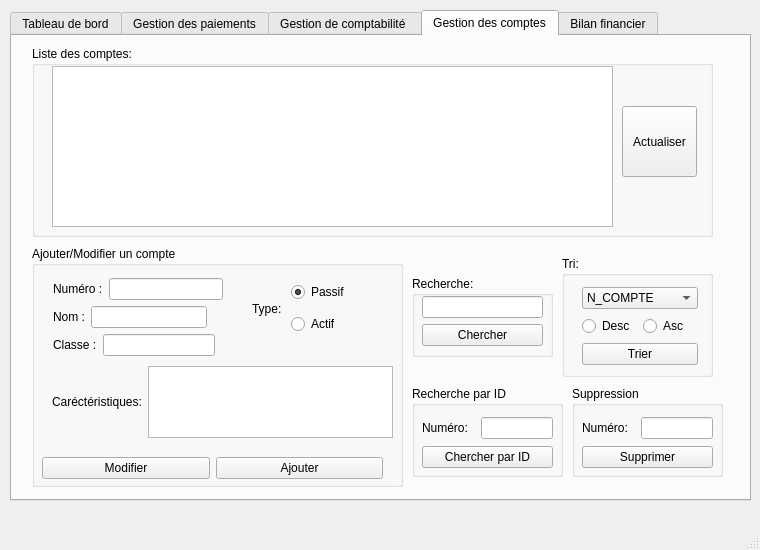
First picture: the form in mainwindow.ui, repository Khouini/Gestion-Fiance-Qt, before the edit.
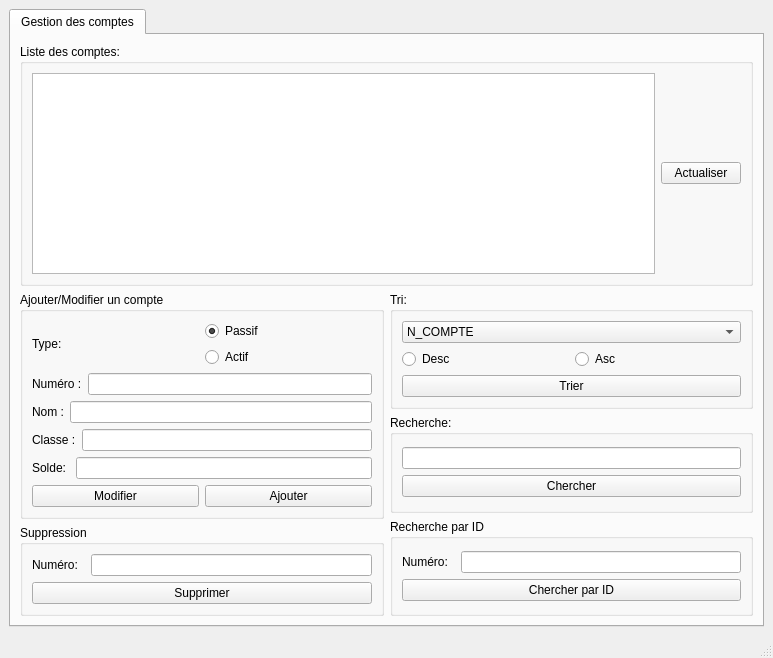
Second picture: the form after the edit.

```diff
--- a/mainwindow.ui
+++ b/mainwindow.ui
@@ -6,505 +6,55 @@
    <rect>
     <x>0</x>
     <y>0</y>
-    <width>760</width>
-    <height>550</height>
+    <width>773</width>
+    <height>658</height>
    </rect>
   </property>
   <property name="windowTitle">
    <string>MainWindow</string>
   </property>
   <widget class="QWidget" name="centralwidget">
+   <layout class="QVBoxLayout" name="verticalLayout_11">
+    <item>
    <widget class="QTabWidget" name="tabWidget">
-    <property name="geometry">
-     <rect>
-      <x>10</x>
-      <y>10</y>
-      <width>741</width>
-      <height>491</height>
-     </rect>
-    </property>
     <property name="currentIndex">
-     <number>3</number>
-    </property>
-    <widget class="QWidget" name="tab_5">
-     <attribute name="title">
-      <string>Tableau de bord</string>
-     </attribute>
-     <widget class="QTableView" name="tableView_5">
-      <property name="geometry">
-       <rect>
-        <x>10</x>
-        <y>10</y>
-        <width>691</width>
-        <height>381</height>
-       </rect>
-      </property>
-     </widget>
-    </widget>
-    <widget class="QWidget" name="tab">
-     <attribute name="title">
-      <string>Gestion des paiements</string>
-     </attribute>
-     <widget class="QGroupBox" name="groupBox">
-      <property name="geometry">
-       <rect>
-        <x>10</x>
-        <y>10</y>
-        <width>691</width>
-        <height>521</height>
-       </rect>
-      </property>
-      <property name="title">
-       <string>Liste des paiements</string>
-      </property>
-      <widget class="QTableView" name="tableView_2">
-       <property name="geometry">
-        <rect>
-         <x>15</x>
-         <y>20</y>
-         <width>661</width>
-         <height>171</height>
-        </rect>
-       </property>
-      </widget>
-      <widget class="QPushButton" name="pushButton">
-       <property name="geometry">
-        <rect>
-         <x>490</x>
-         <y>200</y>
-         <width>181</width>
-         <height>23</height>
-        </rect>
-       </property>
-       <property name="text">
-        <string>Enregistrer la piéce justificative</string>
-       </property>
-      </widget>
-      <widget class="QGroupBox" name="groupBox_6">
-       <property name="geometry">
-        <rect>
-         <x>59</x>
-         <y>230</y>
-         <width>131</width>
-         <height>91</height>
-        </rect>
-       </property>
-       <property name="title">
-        <string>Recherche:</string>
-       </property>
-       <widget class="QLineEdit" name="lineEdit_2">
-        <property name="geometry">
-         <rect>
-          <x>10</x>
-          <y>20</y>
-          <width>113</width>
-          <height>20</height>
-         </rect>
-        </property>
-       </widget>
-       <widget class="QPushButton" name="pushButton_8">
-        <property name="geometry">
-         <rect>
-          <x>30</x>
-          <y>50</y>
-          <width>75</width>
-          <height>23</height>
-         </rect>
-        </property>
-        <property name="text">
-         <string>Chercher</string>
-        </property>
-       </widget>
-      </widget>
-      <widget class="QGroupBox" name="groupBox_7">
-       <property name="geometry">
-        <rect>
-         <x>220</x>
-         <y>230</y>
-         <width>131</width>
-         <height>111</height>
-        </rect>
-       </property>
-       <property name="title">
-        <string>Tri:</string>
-       </property>
-       <widget class="QComboBox" name="comboBox">
-        <property name="geometry">
-         <rect>
-          <x>10</x>
-          <y>20</y>
-          <width>62</width>
-          <height>22</height>
-         </rect>
-        </property>
-        <item>
-         <property name="text">
-          <string>Nom</string>
-         </property>
-        </item>
-        <item>
-         <property name="text">
-          <string>Date</string>
-         </property>
-        </item>
-       </widget>
-       <widget class="QWidget" name="horizontalLayoutWidget_3">
-        <property name="geometry">
-         <rect>
-          <x>10</x>
-          <y>50</y>
-          <width>101</width>
-          <height>22</height>
-         </rect>
-        </property>
-        <layout class="QHBoxLayout" name="horizontalLayout_3">
-         <item>
-          <widget class="QRadioButton" name="radioButton_4">
-           <property name="text">
-            <string>Desc</string>
-           </property>
-          </widget>
-         </item>
-         <item>
-          <widget class="QRadioButton" name="radioButton_3">
-           <property name="text">
-            <string>Asc</string>
-           </property>
-          </widget>
-         </item>
-        </layout>
-       </widget>
-       <widget class="QPushButton" name="pushButton_7">
-        <property name="geometry">
-         <rect>
-          <x>30</x>
-          <y>80</y>
-          <width>75</width>
-          <height>23</height>
-         </rect>
-        </property>
-        <property name="text">
-         <string>Valider</string>
-        </property>
-       </widget>
-      </widget>
-     </widget>
-    </widget>
-    <widget class="QWidget" name="tab_4">
-     <attribute name="title">
-      <string>Gestion de comptabilité </string>
-     </attribute>
-     <widget class="QGroupBox" name="groupBox_4">
-      <property name="geometry">
-       <rect>
-        <x>10</x>
-        <y>10</y>
-        <width>681</width>
-        <height>201</height>
-       </rect>
-      </property>
-      <property name="title">
-       <string>Affichage</string>
-      </property>
-      <widget class="QTableView" name="tableView_3">
-       <property name="geometry">
-        <rect>
-         <x>10</x>
-         <y>20</y>
-         <width>661</width>
-         <height>171</height>
-        </rect>
-       </property>
-      </widget>
-     </widget>
-     <widget class="QGroupBox" name="groupBox_5">
-      <property name="geometry">
-       <rect>
-        <x>340</x>
-        <y>220</y>
-        <width>191</width>
-        <height>131</height>
-       </rect>
-      </property>
-      <property name="title">
-       <string>Manipulation</string>
-      </property>
-      <widget class="QWidget" name="horizontalLayoutWidget">
-       <property name="geometry">
-        <rect>
-         <x>10</x>
-         <y>20</y>
-         <width>160</width>
-         <height>31</height>
-        </rect>
-       </property>
-       <layout class="QHBoxLayout" name="horizontalLayout">
-        <item>
-         <widget class="QLabel" name="label">
-          <property name="text">
-           <string>Montant:</string>
-          </property>
-         </widget>
-        </item>
-        <item>
-         <widget class="QLineEdit" name="lineEdit"/>
-        </item>
-       </layout>
-      </widget>
-      <widget class="QWidget" name="horizontalLayoutWidget_2">
-       <property name="geometry">
-        <rect>
-         <x>10</x>
-         <y>60</y>
-         <width>174</width>
-         <height>31</height>
-        </rect>
-       </property>
-       <layout class="QHBoxLayout" name="horizontalLayout_2">
-        <item>
-         <widget class="QRadioButton" name="radioButton_2">
-          <property name="text">
-           <string>Créditer</string>
-          </property>
-         </widget>
-        </item>
-        <item>
-         <widget class="QRadioButton" name="radioButton">
-          <property name="text">
-           <string>Débiter</string>
-          </property>
-         </widget>
-        </item>
-       </layout>
-      </widget>
-      <widget class="QPushButton" name="pushButton_6">
-       <property name="geometry">
-        <rect>
-         <x>50</x>
-         <y>100</y>
-         <width>75</width>
-         <height>23</height>
-        </rect>
-       </property>
-       <property name="text">
-        <string>Valider</string>
-       </property>
-      </widget>
-     </widget>
-     <widget class="QGroupBox" name="groupBox_8">
-      <property name="geometry">
-       <rect>
-        <x>29</x>
-        <y>220</y>
-        <width>131</width>
-        <height>91</height>
-       </rect>
-      </property>
-      <property name="title">
-       <string>Recherche:</string>
-      </property>
-      <widget class="QLineEdit" name="lineEdit_3">
-       <property name="geometry">
-        <rect>
-         <x>10</x>
-         <y>20</y>
-         <width>113</width>
-         <height>20</height>
-        </rect>
-       </property>
-      </widget>
-      <widget class="QPushButton" name="pushButton_9">
-       <property name="geometry">
-        <rect>
-         <x>30</x>
-         <y>50</y>
-         <width>75</width>
-         <height>23</height>
-        </rect>
-       </property>
-       <property name="text">
-        <string>Chercher</string>
-       </property>
-      </widget>
-     </widget>
-     <widget class="QGroupBox" name="groupBox_9">
-      <property name="geometry">
-       <rect>
-        <x>190</x>
-        <y>220</y>
-        <width>131</width>
-        <height>111</height>
-       </rect>
-      </property>
-      <property name="title">
-       <string>Tri:</string>
-      </property>
-      <widget class="QComboBox" name="comboBox_2">
-       <property name="geometry">
-        <rect>
-         <x>10</x>
-         <y>20</y>
-         <width>62</width>
-         <height>22</height>
-        </rect>
-       </property>
-       <item>
-        <property name="text">
-         <string>Nom</string>
-        </property>
-       </item>
-       <item>
-        <property name="text">
-         <string>Date</string>
-        </property>
-       </item>
-      </widget>
-      <widget class="QWidget" name="horizontalLayoutWidget_5">
-       <property name="geometry">
-        <rect>
-         <x>10</x>
-         <y>50</y>
-         <width>101</width>
-         <height>22</height>
-        </rect>
-       </property>
-       <layout class="QHBoxLayout" name="horizontalLayout_5">
-        <item>
-         <widget class="QRadioButton" name="radioButton_5">
-          <property name="text">
-           <string>Desc</string>
-          </property>
-         </widget>
-        </item>
-        <item>
-         <widget class="QRadioButton" name="radioButton_6">
-          <property name="text">
-           <string>Asc</string>
-          </property>
-         </widget>
-        </item>
-       </layout>
-      </widget>
-      <widget class="QPushButton" name="pushButton_10">
-       <property name="geometry">
-        <rect>
-         <x>30</x>
-         <y>80</y>
-         <width>75</width>
-         <height>23</height>
-        </rect>
-       </property>
-       <property name="text">
-        <string>Valider</string>
-       </property>
-      </widget>
-     </widget>
-    </widget>
+       <number>0</number>
+      </property>
     <widget class="QWidget" name="tab_2">
      <attribute name="title">
       <string>Gestion des comptes</string>
      </attribute>
+       <layout class="QVBoxLayout" name="verticalLayout_14">
+        <item>
      <widget class="QGroupBox" name="groupBox_3">
-      <property name="geometry">
-       <rect>
-        <x>20</x>
-        <y>10</y>
-        <width>681</width>
-        <height>191</height>
-       </rect>
-      </property>
       <property name="title">
        <string>Liste des comptes:</string>
       </property>
-      <widget class="QTableView" name="tableViewComptes">
-       <property name="geometry">
-        <rect>
-         <x>20</x>
-         <y>20</y>
-         <width>561</width>
-         <height>161</height>
-        </rect>
-       </property>
-      </widget>
+          <layout class="QHBoxLayout" name="horizontalLayout_2">
+           <item>
+            <widget class="QTableView" name="tableViewComptes"/>
+           </item>
+           <item>
       <widget class="QPushButton" name="pushButton_2">
-       <property name="geometry">
-        <rect>
-         <x>590</x>
-         <y>60</y>
-         <width>75</width>
-         <height>71</height>
-        </rect>
-       </property>
        <property name="text">
         <string>Actualiser</string>
        </property>
       </widget>
-     </widget>
+           </item>
+          </layout>
+         </widget>
+        </item>
+        <item>
+         <layout class="QHBoxLayout" name="horizontalLayout_3">
+          <item>
+           <layout class="QVBoxLayout" name="verticalLayout_12">
+            <item>
      <widget class="QGroupBox" name="groupBox_2">
-      <property name="geometry">
-       <rect>
-        <x>20</x>
-        <y>210</y>
-        <width>371</width>
-        <height>241</height>
-       </rect>
-      </property>
       <property name="title">
        <string>Ajouter/Modifier un compte</string>
       </property>
-      <widget class="QWidget" name="layoutWidget">
-       <property name="geometry">
-        <rect>
-         <x>20</x>
-         <y>120</y>
-         <width>341</width>
-         <height>72</height>
-        </rect>
-       </property>
-       <layout class="QHBoxLayout" name="horizontalLayout_15">
+              <layout class="QVBoxLayout" name="verticalLayout_10">
         <item>
-         <widget class="QLabel" name="label_13">
-          <property name="text">
-           <string>Caréctéristiques:</string>
-          </property>
-         </widget>
-        </item>
-        <item>
-         <widget class="QPlainTextEdit" name="plainTextEdit_Caracteristiques_Compte"/>
-        </item>
-       </layout>
-      </widget>
-      <widget class="QWidget" name="layoutWidget">
-       <property name="geometry">
-        <rect>
-         <x>21</x>
-         <y>87</y>
-         <width>162</width>
-         <height>24</height>
-        </rect>
-       </property>
-       <layout class="QHBoxLayout" name="horizontalLayout_12">
-        <item>
-         <widget class="QLabel" name="label_10">
-          <property name="text">
-           <string>Classe :</string>
-          </property>
-         </widget>
-        </item>
-        <item>
-         <widget class="QLineEdit" name="lineEdit_Classe_Compte"/>
-        </item>
-       </layout>
-      </widget>
-      <widget class="QWidget" name="layoutWidget">
-       <property name="geometry">
-        <rect>
-         <x>220</x>
-         <y>30</y>
-         <width>96</width>
-         <height>66</height>
-        </rect>
-       </property>
        <layout class="QHBoxLayout" name="horizontalLayout_14">
         <item>
          <widget class="QLabel" name="label_12">
@@ -535,16 +85,22 @@
          </layout>
         </item>
        </layout>
-      </widget>
-      <widget class="QWidget" name="layoutWidget">
-       <property name="geometry">
-        <rect>
-         <x>21</x>
-         <y>59</y>
-         <width>154</width>
-         <height>24</height>
-        </rect>
-       </property>
+               </item>
+               <item>
+                <layout class="QHBoxLayout" name="horizontalLayout">
+                 <item>
+                  <widget class="QLabel" name="label_11">
+                   <property name="text">
+                    <string>Numéro :</string>
+                   </property>
+                  </widget>
+                 </item>
+                 <item>
+                  <widget class="QLineEdit" name="lineEdit_Numero_Compte"/>
+                 </item>
+                </layout>
+               </item>
+               <item>
        <layout class="QHBoxLayout" name="horizontalLayout_11">
         <item>
          <widget class="QLabel" name="label_9">
@@ -557,38 +113,36 @@
          <widget class="QLineEdit" name="lineEdit_Nom_Compte"/>
         </item>
        </layout>
-      </widget>
-      <widget class="QWidget" name="layoutWidget">
-       <property name="geometry">
-        <rect>
-         <x>21</x>
-         <y>31</y>
-         <width>170</width>
-         <height>24</height>
-        </rect>
-       </property>
-       <layout class="QHBoxLayout" name="horizontalLayout_13">
+               </item>
         <item>
-         <widget class="QLabel" name="label_11">
+                <layout class="QHBoxLayout" name="horizontalLayout_12">
+                 <item>
+                  <widget class="QLabel" name="label_10">
           <property name="text">
-           <string>Numéro :</string>
+                    <string>Classe :</string>
           </property>
          </widget>
         </item>
         <item>
-         <widget class="QLineEdit" name="lineEdit_Numero_Compte"/>
-        </item>
-       </layout>
-      </widget>
-      <widget class="QWidget" name="layoutWidget">
-       <property name="geometry">
-        <rect>
-         <x>10</x>
-         <y>210</y>
-         <width>341</width>
-         <height>25</height>
-        </rect>
-       </property>
+                  <widget class="QLineEdit" name="lineEdit_Classe_Compte"/>
+                 </item>
+                </layout>
+               </item>
+               <item>
+                <layout class="QHBoxLayout" name="horizontalLayout_15">
+                 <item>
+                  <widget class="QLabel" name="label_13">
+                   <property name="text">
+                    <string>Solde: </string>
+                   </property>
+                  </widget>
+                 </item>
+                 <item>
+                  <widget class="QLineEdit" name="lineEdit_Solde"/>
+                 </item>
+                </layout>
+               </item>
+               <item>
        <layout class="QHBoxLayout" name="horizontalLayout_6">
         <item>
          <widget class="QPushButton" name="pushButton_Modifier">
@@ -605,64 +159,55 @@
          </widget>
         </item>
        </layout>
-      </widget>
-     </widget>
-     <widget class="QGroupBox" name="groupBox_10">
-      <property name="geometry">
-       <rect>
-        <x>400</x>
-        <y>240</y>
-        <width>141</width>
-        <height>81</height>
-       </rect>
-      </property>
+               </item>
+              </layout>
+             </widget>
+            </item>
+            <item>
+             <widget class="QGroupBox" name="groupBox_12">
       <property name="title">
-       <string>Recherche:</string>
-      </property>
-      <widget class="QWidget" name="layoutWidget">
-       <property name="geometry">
-        <rect>
-         <x>10</x>
-         <y>20</y>
-         <width>121</width>
-         <height>52</height>
-        </rect>
-       </property>
-       <layout class="QVBoxLayout" name="verticalLayout">
+               <string>Suppression</string>
+              </property>
+              <layout class="QVBoxLayout" name="verticalLayout_6">
+               <item>
+                <layout class="QVBoxLayout" name="verticalLayout_3">
+                 <item>
+                  <layout class="QHBoxLayout" name="horizontalLayout_4">
+                   <item>
+                    <widget class="QLabel" name="label_2">
+                     <property name="text">
+                      <string>Numéro:  </string>
+                     </property>
+                    </widget>
+                   </item>
         <item>
-         <widget class="QLineEdit" name="lineEdit_Recherche"/>
-        </item>
+                    <widget class="QLineEdit" name="lineEdit_Suppression_ID"/>
+                   </item>
+                  </layout>
+                 </item>
         <item>
-         <widget class="QPushButton" name="pushButton_Chercher">
+                  <widget class="QPushButton" name="pushButton_Supprimer">
           <property name="text">
-           <string>Chercher</string>
+                    <string>Supprimer</string>
           </property>
          </widget>
         </item>
        </layout>
-      </widget>
-     </widget>
+               </item>
+              </layout>
+             </widget>
+            </item>
+           </layout>
+          </item>
+          <item>
+           <layout class="QVBoxLayout" name="verticalLayout_13">
+            <item>
      <widget class="QGroupBox" name="groupBox_11">
-      <property name="geometry">
-       <rect>
-        <x>550</x>
-        <y>220</y>
-        <width>151</width>
-        <height>121</height>
-       </rect>
-      </property>
       <property name="title">
        <string>Tri:</string>
       </property>
-      <widget class="QWidget" name="layoutWidget">
-       <property name="geometry">
-        <rect>
-         <x>20</x>
-         <y>30</y>
-         <width>116</width>
-         <height>80</height>
-        </rect>
-       </property>
+              <layout class="QVBoxLayout" name="verticalLayout_7">
+               <item>
        <layout class="QVBoxLayout" name="verticalLayout_2">
         <item>
          <widget class="QComboBox" name="comboBox_Tri">
@@ -714,75 +259,40 @@
          </widget>
         </item>
        </layout>
-      </widget>
-     </widget>
-     <widget class="QGroupBox" name="groupBox_12">
-      <property name="geometry">
-       <rect>
-        <x>560</x>
-        <y>350</y>
-        <width>151</width>
-        <height>91</height>
-       </rect>
-      </property>
+               </item>
+              </layout>
+             </widget>
+            </item>
+            <item>
+             <widget class="QGroupBox" name="groupBox_10">
       <property name="title">
-       <string>Suppression</string>
-      </property>
-      <widget class="QWidget" name="">
-       <property name="geometry">
-        <rect>
-         <x>10</x>
-         <y>30</y>
-         <width>131</width>
-         <height>54</height>
-        </rect>
-       </property>
-       <layout class="QVBoxLayout" name="verticalLayout_3">
+               <string>Recherche:</string>
+              </property>
+              <layout class="QVBoxLayout" name="verticalLayout_8">
         <item>
-         <layout class="QHBoxLayout" name="horizontalLayout_4">
+                <layout class="QVBoxLayout" name="verticalLayout">
           <item>
-           <widget class="QLabel" name="label_2">
-            <property name="text">
-             <string>Numéro:  </string>
-            </property>
-           </widget>
+                  <widget class="QLineEdit" name="lineEdit_Recherche"/>
           </item>
           <item>
-           <widget class="QLineEdit" name="lineEdit_Suppression_ID"/>
-          </item>
-         </layout>
-        </item>
-        <item>
-         <widget class="QPushButton" name="pushButton_Supprimer">
+                  <widget class="QPushButton" name="pushButton_Chercher">
           <property name="text">
-           <string>Supprimer</string>
+                    <string>Chercher</string>
           </property>
          </widget>
         </item>
        </layout>
-      </widget>
-     </widget>
+               </item>
+              </layout>
+             </widget>
+            </item>
+            <item>
      <widget class="QGroupBox" name="groupBox_13">
-      <property name="geometry">
-       <rect>
-        <x>400</x>
-        <y>350</y>
-        <width>151</width>
-        <height>91</height>
-       </rect>
-      </property>
       <property name="title">
        <string>Recherche par ID</string>
       </property>
-      <widget class="QWidget" name="layoutWidget_2">
-       <property name="geometry">
-        <rect>
-         <x>10</x>
-         <y>30</y>
-         <width>131</width>
-         <height>54</height>
-        </rect>
-       </property>
+              <layout class="QVBoxLayout" name="verticalLayout_9">
+               <item>
        <layout class="QVBoxLayout" name="verticalLayout_4">
         <item>
          <layout class="QHBoxLayout" name="horizontalLayout_7">
@@ -806,38 +316,19 @@
          </widget>
         </item>
        </layout>
-      </widget>
-     </widget>
-    </widget>
-    <widget class="QWidget" name="tab_3">
-     <attribute name="title">
-      <string>Bilan financier</string>
-     </attribute>
-     <widget class="QTableView" name="tableView_4">
-      <property name="geometry">
-       <rect>
-        <x>20</x>
-        <y>20</y>
-        <width>671</width>
-        <height>321</height>
-       </rect>
-      </property>
-     </widget>
-     <widget class="QPushButton" name="pushButton_5">
-      <property name="geometry">
-       <rect>
-        <x>310</x>
-        <y>350</y>
-        <width>75</width>
-        <height>23</height>
-       </rect>
-      </property>
-      <property name="text">
-       <string>Imprimer</string>
-      </property>
-     </widget>
-    </widget>
-   </widget>
+               </item>
+              </layout>
+             </widget>
+            </item>
+           </layout>
+          </item>
+         </layout>
+        </item>
+       </layout>
+      </widget>
+     </widget>
+    </item>
+   </layout>
   </widget>
   <widget class="QStatusBar" name="statusbar"/>
   <widget class="QMenuBar" name="menubar">
```
Left out of the diff: 9 changed lines with no effect on the pictures. Lines whose indentation alone changed are shown as unchanged.
